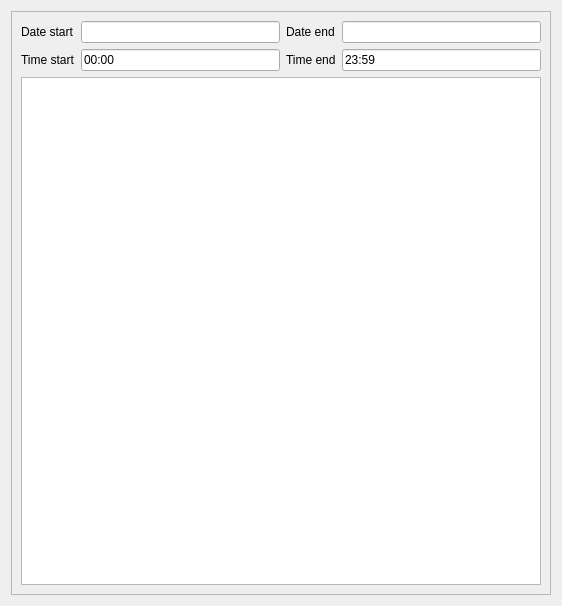
First picture: the form in Smart/dlgsmartreports.ui, repository End1-1/Cafe5, before the edit.
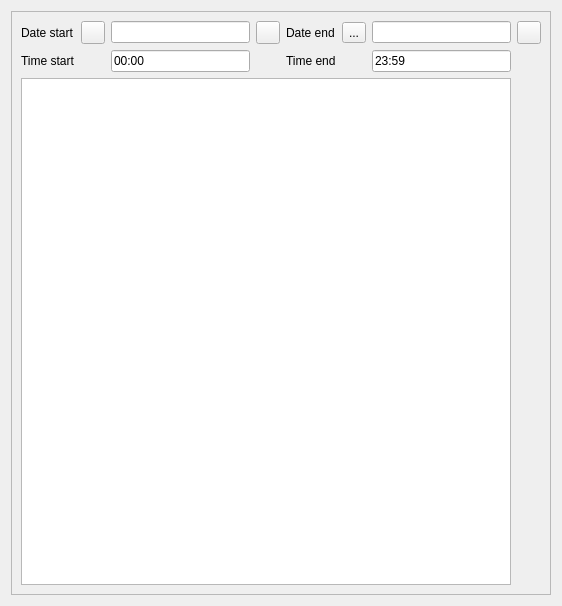
Second picture: the form after the edit. Icons and pictures are not drawn. Custom widgets are drawn as their Qt base class.

Diff of the .ui file:
```diff
--- a/Smart/dlgsmartreports.ui
+++ b/Smart/dlgsmartreports.ui
@@ -36,30 +36,16 @@
         </property>
        </widget>
       </item>
-      <item row="0" column="1">
-       <widget class="C5DateEdit" name="leDateStart">
-        <property name="middlefont" stdset="0">
-         <string>1</string>
-        </property>
-       </widget>
-      </item>
-      <item row="0" column="2">
-       <widget class="QLabel" name="label_2">
+      <item row="1" column="4">
+       <widget class="QLabel" name="label_4">
         <property name="text">
-         <string>Date end</string>
+         <string>Time end</string>
         </property>
         <property name="middlefont" stdset="0">
          <string>1</string>
         </property>
        </widget>
       </item>
-      <item row="0" column="3">
-       <widget class="C5DateEdit" name="leDateEnd">
-        <property name="middlefont" stdset="0">
-         <string>1</string>
-        </property>
-       </widget>
-      </item>
       <item row="1" column="0">
        <widget class="QLabel" name="label_3">
         <property name="text">
@@ -70,7 +56,35 @@
         </property>
        </widget>
       </item>
-      <item row="1" column="1">
+      <item row="0" column="5">
+       <widget class="QToolButton" name="btnEndBack">
+        <property name="text">
+         <string>...</string>
+        </property>
+        <property name="icon">
+         <iconset resource="../resources/resources.qrc">
+          <normaloff>:/left-arrow.png</normaloff>:/left-arrow.png</iconset>
+        </property>
+       </widget>
+      </item>
+      <item row="0" column="4">
+       <widget class="QLabel" name="label_2">
+        <property name="text">
+         <string>Date end</string>
+        </property>
+        <property name="middlefont" stdset="0">
+         <string>1</string>
+        </property>
+       </widget>
+      </item>
+      <item row="0" column="2">
+       <widget class="C5DateEdit" name="leDateStart">
+        <property name="middlefont" stdset="0">
+         <string>1</string>
+        </property>
+       </widget>
+      </item>
+      <item row="1" column="2">
        <widget class="C5LineEdit" name="leTimeStart">
         <property name="inputMask">
          <string>##:##</string>
@@ -83,30 +97,7 @@
         </property>
        </widget>
       </item>
-      <item row="1" column="2">
-       <widget class="QLabel" name="label_4">
-        <property name="text">
-         <string>Time end</string>
-        </property>
-        <property name="middlefont" stdset="0">
-         <string>1</string>
-        </property>
-       </widget>
-      </item>
-      <item row="1" column="3">
-       <widget class="C5LineEdit" name="leTimeEnd">
-        <property name="inputMask">
-         <string>##:##</string>
-        </property>
-        <property name="text">
-         <string>23:59</string>
-        </property>
-        <property name="middlefont" stdset="0">
-         <string>1</string>
-        </property>
-       </widget>
-      </item>
-      <item row="2" column="0" colspan="4">
+      <item row="2" column="0" colspan="7">
        <widget class="QListWidget" name="list">
         <property name="editTriggers">
          <set>QAbstractItemView::NoEditTriggers</set>
@@ -116,6 +107,59 @@
         </property>
        </widget>
       </item>
+      <item row="0" column="1">
+       <widget class="QToolButton" name="btnStartBack">
+        <property name="text">
+         <string/>
+        </property>
+        <property name="icon">
+         <iconset resource="../resources/resources.qrc">
+          <normaloff>:/left-arrow.png</normaloff>:/left-arrow.png</iconset>
+        </property>
+       </widget>
+      </item>
+      <item row="0" column="3">
+       <widget class="QToolButton" name="btnStartForward">
+        <property name="text">
+         <string/>
+        </property>
+        <property name="icon">
+         <iconset resource="../resources/resources.qrc">
+          <normaloff>:/right-arrow.png</normaloff>:/right-arrow.png</iconset>
+        </property>
+       </widget>
+      </item>
+      <item row="0" column="6">
+       <widget class="C5DateEdit" name="leDateEnd">
+        <property name="middlefont" stdset="0">
+         <string>1</string>
+        </property>
+       </widget>
+      </item>
+      <item row="1" column="6">
+       <widget class="C5LineEdit" name="leTimeEnd">
+        <property name="inputMask">
+         <string>##:##</string>
+        </property>
+        <property name="text">
+         <string>23:59</string>
+        </property>
+        <property name="middlefont" stdset="0">
+         <string>1</string>
+        </property>
+       </widget>
+      </item>
+      <item row="0" column="7">
+       <widget class="QToolButton" name="btnEndForward">
+        <property name="text">
+         <string/>
+        </property>
+        <property name="icon">
+         <iconset resource="../resources/resources.qrc">
+          <normaloff>:/right-arrow.png</normaloff>:/right-arrow.png</iconset>
+        </property>
+       </widget>
+      </item>
      </layout>
     </widget>
    </item>
```
Left out of the diff: 4 changed lines with no effect on the pictures.
